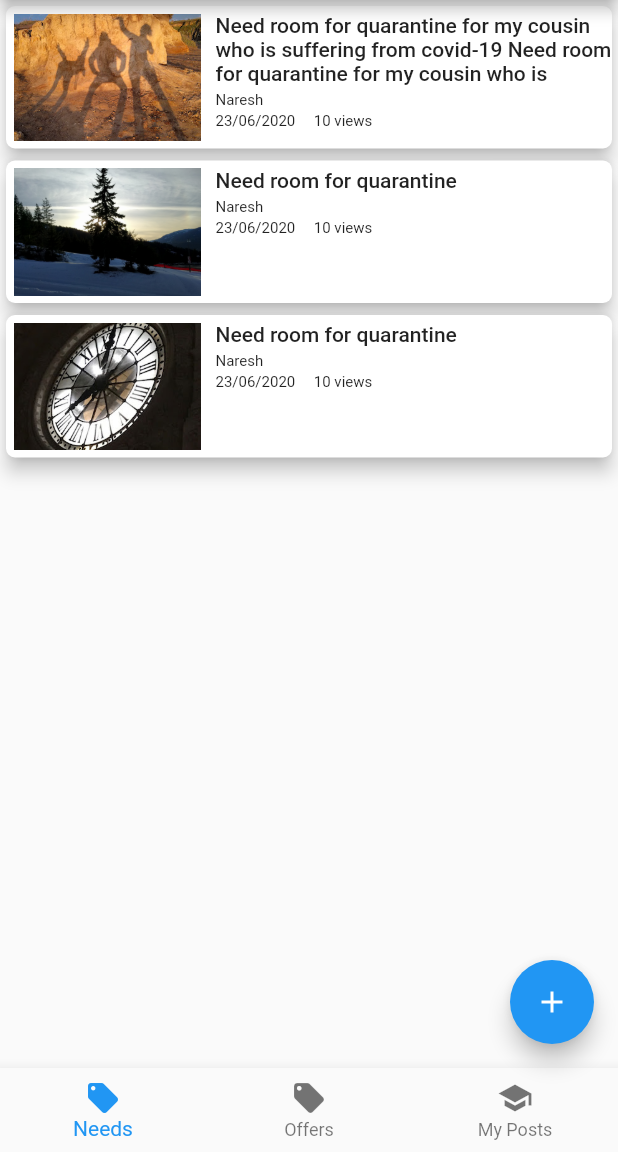
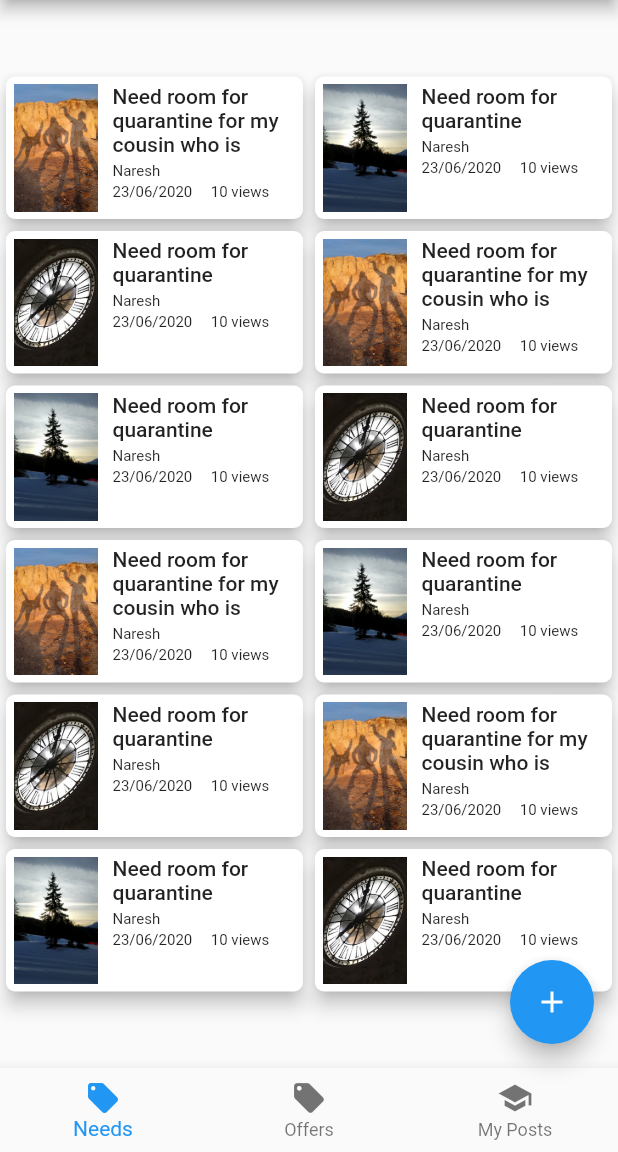
Before and after one commit to nareshidiga/CommunityShareApp, a Flutter app: the HomeScreen screen opened directly, on a phone screen of 412 x 824 dp, the part 84-1236 px from its top. Run offline on Flutter 3.47's test engine with Material 2 defaults, Android fonts, the phone set to English and light mode, and no system bars; drawn by our look-alikes of flutter_speed_dial; our stand-ins replace flutter_feather_icons, google_fonts, rxdart; Roboto replaces fonts that are missing (Hind).

Commit message:
Fix grid view child item

```diff
--- a/community_market_place/lib/models/needs.dart
+++ b/community_market_place/lib/models/needs.dart
@@ -7,11 +7,115 @@ class Need {
   String description;
   int viewCount;
 
-  Need({this.imageUrl, this.userIcon, this.title, this.user, this.date, this.viewCount, this.description});
+  Need(
+      {this.imageUrl,
+      this.userIcon,
+      this.title,
+      this.user,
+      this.date,
+      this.viewCount,
+      this.description});
 }
 
 List<Need> needs = [
-  Need(imageUrl: "images/pic1.jpg", userIcon: "images/pic1.jpg", title: "Need room for quarantine for my cousin who is suffering from covid-19 Need room for quarantine for my cousin who is suffering from covid-19", user: "Naresh", date: "23/06/2020", viewCount: 10, description: "I need extra room"),
-  Need(imageUrl: "images/pic3.jpg", userIcon: "images/pic3.jpg", title: "Need room for quarantine", user: "Naresh", date: "23/06/2020", viewCount: 10, description: "I need extra room"),
-  Need(imageUrl: "images/pic4.jpg", userIcon: "images/pic2.jpg", title: "Need room for quarantine", user: "Naresh", date: "23/06/2020", viewCount: 10, description: "I need extra room"),
+  Need(
+      imageUrl: "images/pic1.jpg",
+      userIcon: "images/pic1.jpg",
+      title:
+          "Need room for quarantine for my cousin who is suffering from covid-19 Need room for quarantine for my cousin who is suffering from covid-19",
+      user: "Naresh",
+      date: "23/06/2020",
+      viewCount: 10,
+      description: "I need extra room"),
+  Need(
+      imageUrl: "images/pic3.jpg",
+      userIcon: "images/pic3.jpg",
+      title: "Need room for quarantine",
+      user: "Naresh",
+      date: "23/06/2020",
+      viewCount: 10,
+      description: "I need extra room"),
+  Need(
+      imageUrl: "images/pic4.jpg",
+      userIcon: "images/pic2.jpg",
+      title: "Need room for quarantine",
+      user: "Naresh",
+      date: "23/06/2020",
+      viewCount: 10,
+      description: "I need extra room"),
+  Need(
+      imageUrl: "images/pic1.jpg",
+      userIcon: "images/pic1.jpg",
+      title:
+          "Need room for quarantine for my cousin who is suffering from covid-19 Need room for quarantine for my cousin who is suffering from covid-19",
+      user: "Naresh",
+      date: "23/06/2020",
+      viewCount: 10,
+      description: "I need extra room"),
+  Need(
+      imageUrl: "images/pic3.jpg",
+      userIcon: "images/pic3.jpg",
+      title: "Need room for quarantine",
+      user: "Naresh",
+      date: "23/06/2020",
+      viewCount: 10,
+      description: "I need extra room"),
+  Need(
+      imageUrl: "images/pic4.jpg",
+      userIcon: "images/pic2.jpg",
+      title: "Need room for quarantine",
+      user: "Naresh",
+      date: "23/06/2020",
+      viewCount: 10,
+      description: "I need extra room"),
+  Need(
+      imageUrl: "images/pic1.jpg",
+      userIcon: "images/pic1.jpg",
+      title:
+          "Need room for quarantine for my cousin who is suffering from covid-19 Need room for quarantine for my cousin who is suffering from covid-19",
+      user: "Naresh",
+      date: "23/06/2020",
+      viewCount: 10,
+      description: "I need extra room"),
+  Need(
+      imageUrl: "images/pic3.jpg",
+      userIcon: "images/pic3.jpg",
+      title: "Need room for quarantine",
+      user: "Naresh",
+      date: "23/06/2020",
+      viewCount: 10,
+      description: "I need extra room"),
+  Need(
+      imageUrl: "images/pic4.jpg",
+      userIcon: "images/pic2.jpg",
+      title: "Need room for quarantine",
+      user: "Naresh",
+      date: "23/06/2020",
+      viewCount: 10,
+      description: "I need extra room"),
+  Need(
+      imageUrl: "images/pic1.jpg",
+      userIcon: "images/pic1.jpg",
+      title:
+          "Need room for quarantine for my cousin who is suffering from covid-19 Need room for quarantine for my cousin who is suffering from covid-19",
+      user: "Naresh",
+      date: "23/06/2020",
+      viewCount: 10,
+      description: "I need extra room"),
+  Need(
+      imageUrl: "images/pic3.jpg",
+      userIcon: "images/pic3.jpg",
+      title: "Need room for quarantine",
+      user: "Naresh",
+      date: "23/06/2020",
+      viewCount: 10,
+      description: "I need extra room"),
+  Need(
+      imageUrl: "images/pic4.jpg",
+      userIcon: "images/pic2.jpg",
+      title: "Need room for quarantine",
+      user: "Naresh",
+      date: "23/06/2020",
+      viewCount: 10,
+      description: "I need extra room"),
 ];
--- a/community_market_place/lib/screens/needs_screen.dart
+++ b/community_market_place/lib/screens/needs_screen.dart
@@ -1,9 +1,7 @@
+import 'package:communitymarketplace/models/needs.dart';
 import 'package:flutter/material.dart';
-import 'package:communitymarketplace/models/needs.dart';
 
-import 'home.dart';
 import 'needs_details_screen.dart';
-
 
 class _PostDescription extends StatelessWidget {
   const _PostDescription({
@@ -55,7 +53,6 @@ class _PostDescription extends StatelessWidget {
   }
 }
 
-
 class NeedListItem extends StatelessWidget {
   const NeedListItem({
     this.thumbnail,
@@ -77,8 +74,9 @@ class NeedListItem extends StatelessWidget {
   Widget build(BuildContext context) {
     return InkWell(
       onTap: tap,
-    child: Card(
-        shape: RoundedRectangleBorder(borderRadius: BorderRadius.all(Radius.circular(6.0))),
+      child: Card(
+        shape: RoundedRectangleBorder(
+            borderRadius: BorderRadius.all(Radius.circular(6.0))),
         elevation: 5,
         child: Padding(
           padding: const EdgeInsets.symmetric(vertical: 5.0),
@@ -106,33 +104,36 @@ class NeedListItem extends StatelessWidget {
   }
 }
 
-
 class Needs extends StatefulWidget {
   @override
   _NeedsState createState() => _NeedsState();
 }
 
-
 class _NeedsState extends State<Needs> {
-
   Widget build(BuildContext context) {
     return GridView.builder(
+        shrinkWrap: true,
         itemCount: needs.length,
-        gridDelegate: new SliverGridDelegateWithFixedCrossAxisCount(crossAxisCount: 1, childAspectRatio: 4),
-        itemBuilder: (BuildContext context, int index){
+        gridDelegate: new SliverGridDelegateWithMaxCrossAxisExtent(
+            maxCrossAxisExtent: 300, childAspectRatio: 4 / 2),
+        itemBuilder: (BuildContext context, int index) {
           Need need = needs[index];
           return NeedListItem(
-            tap : () {  Navigator.push(context, MaterialPageRoute(builder: (context) => NeedDetailsScreen(index: index)));},
+              tap: () {
+                Navigator.push(
+                    context,
+                    MaterialPageRoute(
+                        builder: (context) => NeedDetailsScreen(index: index)));
+              },
               user: need.user,
               title: need.title,
               date: need.date,
               viewCount: need.viewCount,
               thumbnail: Container(
-                margin: EdgeInsets.only(left:5, right:5),
-                height: 100,
-                child: Image(image: AssetImage(need.imageUrl), fit: BoxFit.cover)
-          ));
-        }
-    );
+                  margin: EdgeInsets.only(left: 5, right: 5),
+                  height: 100,
+                  child: Image(
+                      image: AssetImage(need.imageUrl), fit: BoxFit.cover)));
+        });
   }
 }
```
